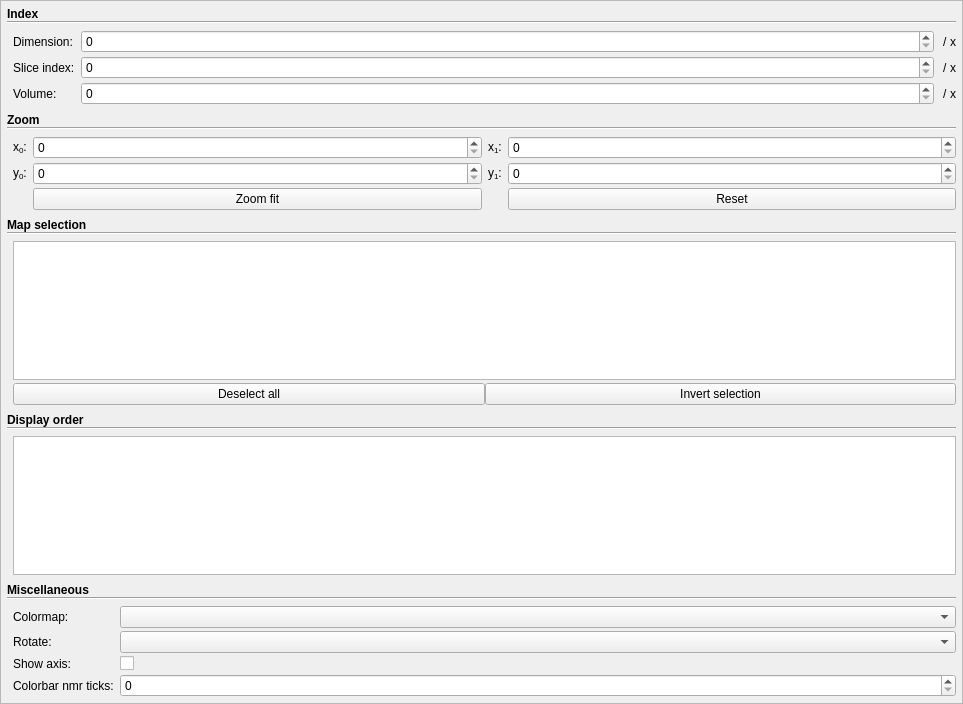
robbert-harms/MDT, file mdt/data/qt_designs/maps_visualizer/TabGeneral.ui: the form before one commit.
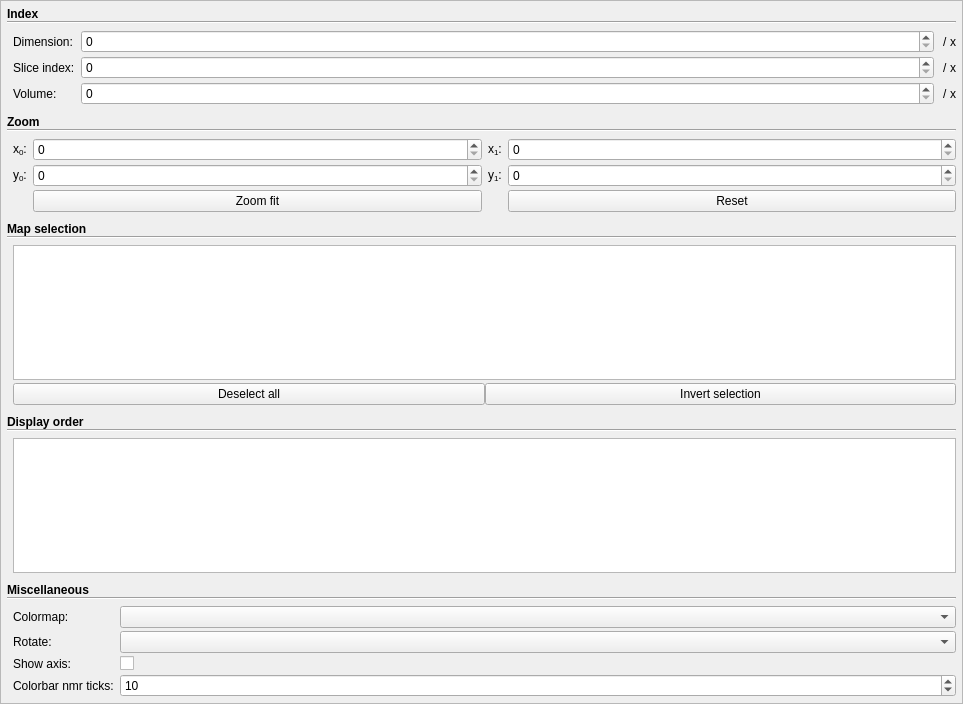
The form after the commit. Custom widgets are drawn as their Qt base class.

What changed in the file:
```diff
--- a/mdt/data/qt_designs/maps_visualizer/TabGeneral.ui
+++ b/mdt/data/qt_designs/maps_visualizer/TabGeneral.ui
@@ -63,7 +63,7 @@
         <number>0</number>
        </property>
        <property name="verticalSpacing">
-        <number>8</number>
+        <number>10</number>
        </property>
        <item row="0" column="0">
         <widget class="CollapsablePanel" name="frame">
@@ -479,7 +479,14 @@
               </widget>
              </item>
              <item row="3" column="1">
-              <widget class="QSpinBox" name="general_colorbar_nmr_ticks"/>
+              <widget class="QSpinBox" name="general_colorbar_nmr_ticks">
+               <property name="minimum">
+                <number>2</number>
+               </property>
+               <property name="value">
+                <number>10</number>
+               </property>
+              </widget>
              </item>
             </layout>
            </widget>
```
